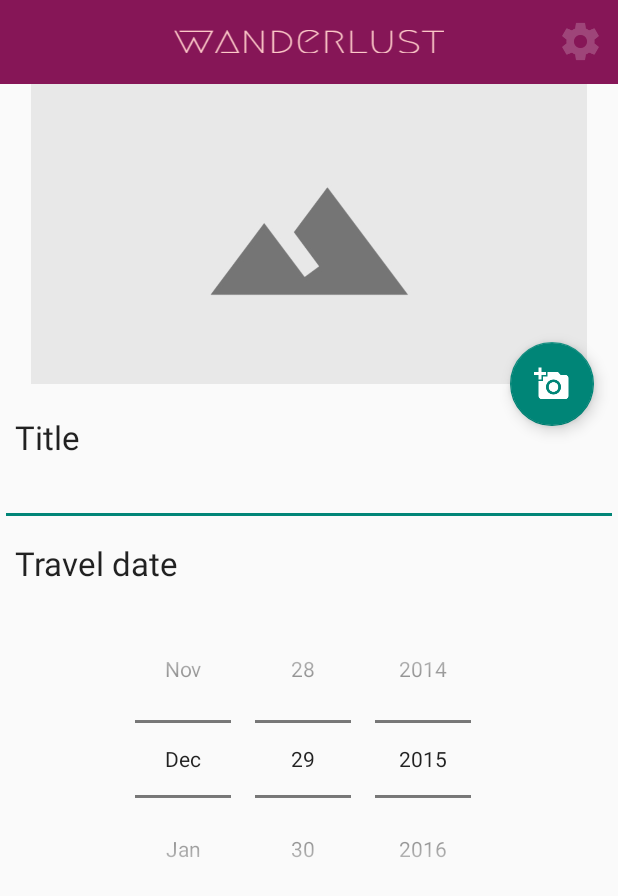
After one commit to gabriellathoren/Wanderlust, an Android app: the AddActivity screen opened directly, with no data from a screen before it, on a phone screen of 412 x 824 dp. The commit adds this screen. Shown: the top 896 px of the screen. Run offline under Robolectric (Android 15) with nearby library versions, the phone set to English and light mode, and no system bars.

Commit message:
new add-button and add-page

```diff
--- a/app/build.gradle
+++ b/app/build.gradle
@@ -25,4 +25,5 @@ dependencies {
     compile 'com.android.support:appcompat-v7:23.1.1'
     compile 'com.android.support:cardview-v7:23.1.+'
     compile 'com.android.support:recyclerview-v7:23.1.+'
+    compile 'com.android.support:design:23.1.1'
 }
--- /dev/null
+++ b/app/src/main/java/com/example/gabriella/wanderlust/AddActivity.java
@@ -0,0 +1,39 @@
+package com.example.gabriella.wanderlust;
+
+import android.os.Bundle;
+import android.support.v7.app.AppCompatActivity;
+import android.util.Log;
+
+/**
+ * This class handles the activity for adding travels.
+ */
+
+public class AddActivity extends AppCompatActivity {
+
+    /* Current user */
+    DBUser user;
+
+    /* Database Helper */
+    SQLiteHelper db = new SQLiteHelper(this);
+
+    /* For logging */
+    private final static String LOG_TAG = StartPage.class.getSimpleName();
+
+    @Override
+    protected void onCreate(Bundle savedInstanceState) {
+        super.onCreate(savedInstanceState);
+        Log.d(LOG_TAG, "Add Activity");
+        setContentView(R.layout.activity_add);
+    }
+
+
+    public void addWallpaperHandler() {
+
+    }
+
+    @Override
+    protected void onStart() {
+        super.onStart();
+    }
+
+}
--- a/app/src/main/java/com/example/gabriella/wanderlust/MainActivity.java
+++ b/app/src/main/java/com/example/gabriella/wanderlust/MainActivity.java
@@ -101,6 +101,7 @@ public class MainActivity extends AppCompatActivity  {
             }
         );
 
+        /* Close database */
         db.close();
     }
 
--- a/app/src/main/java/com/example/gabriella/wanderlust/SQLiteHelper.java
+++ b/app/src/main/java/com/example/gabriella/wanderlust/SQLiteHelper.java
@@ -13,11 +13,12 @@ import android.database.sqlite.SQLiteDatabase;
 import android.database.sqlite.SQLiteOpenHelper;
 import android.util.Log;
 
+import java.io.Serializable;
 import java.util.ArrayList;
 import java.util.List;
 
 
-public class SQLiteHelper extends SQLiteOpenHelper{
+public class SQLiteHelper extends SQLiteOpenHelper {
 
     /* Logcat tag */
     private static final String LOG = SQLiteHelper.class.getName();
@@ -61,18 +62,18 @@ public class SQLiteHelper extends SQLiteOpenHelper{
 
 
     /* Table create statements */
-    private static final String CREATE_TABLE_USER = "create table " + TABLE_USER + "("
+    private static final String CREATE_TABLE_USER = "create table if not exists" + TABLE_USER + "("
             + KEY_USER_ID         + " INTEGER PRIMARY KEY AUTOINCREMENT, "
             + KEY_USER_USERNAME   + " TEXT NOT NULL UNIQUE, "
             + KEY_USER_PASSWORD   + " TEXT NOT NULL, "
             + KEY_USER_FIRST_NAME + " TEXT, "
             + KEY_USER_LAST_NAME  + " TEXT)";
 
-    private static final String CREATE_TABLE_COUNTRY = "create table " + TABLE_COUNTRY + "("
+    private static final String CREATE_TABLE_COUNTRY = "create table  if not exists " + TABLE_COUNTRY + "("
             + KEY_COUNTRY_NAME      + " TEXT PRIMARY KEY, "
             + KEY_COUNTRY_CONTINENT + " TEXT)";
 
-    private static final String CREATE_TABLE_TRAVEL = "create table " + TABLE_TRAVEL + "("
+    private static final String CREATE_TABLE_TRAVEL = "create table  if not exists " + TABLE_TRAVEL + "("
             + KEY_TRAVEL_ID        + " INTEGER PRIMARY KEY AUTOINCREMENT, "
             + KEY_TRAVEL_TITLE     + " TEXT, "
             + KEY_TRAVEL_YEAR      + " INTEGER NOT NULL, "
@@ -80,21 +81,21 @@ public class SQLiteHelper extends SQLiteOpenHelper{
             + KEY_TRAVEL_DAY       + " INTEGER NOT NULL, "
             + KEY_TRAVEL_WALLPAPER + " INTEGER)";
 
-    private static final String CREATE_TABLE_USER_TRAVEL = "create table " + TABLE_USER_TRAVEL + "("
+    private static final String CREATE_TABLE_USER_TRAVEL = "create table  if not exists " + TABLE_USER_TRAVEL + "("
             + KEY_USER_ID   + " INTEGER UNIQUE, "
             + KEY_TRAVEL_ID + " INTEGER UNIQUE, "
             + "PRIMARY KEY (" + KEY_USER_ID   + "," + KEY_TRAVEL_ID + ") "
             + "FOREIGN KEY (" + KEY_USER_ID   + ") REFERENCES " + TABLE_USER + "(" + KEY_USER_ID + "), "
             + "FOREIGN KEY (" + KEY_TRAVEL_ID + ") REFERENCES " + TABLE_TRAVEL + "(" + KEY_TRAVEL_ID + "))";
 
-    private static final String CREATE_TABLE_TRAVEL_COUNTRY = "create table " + TABLE_TRAVEL_COUNTRY + "("
+    private static final String CREATE_TABLE_TRAVEL_COUNTRY = "create table  if not exists " + TABLE_TRAVEL_COUNTRY + "("
             + KEY_COUNTRY_NAME + " TEXT UNIQUE, "
             + KEY_TRAVEL_ID    + " INTEGER UNIQUE, "
             + "PRIMARY KEY ("  + KEY_COUNTRY_NAME + "," + KEY_TRAVEL_ID + ") "
             + "FOREIGN KEY ("  + KEY_COUNTRY_NAME + ") REFERENCES " + TABLE_COUNTRY + "(" + KEY_COUNTRY_NAME + "), "
             + "FOREIGN KEY ("  + KEY_TRAVEL_ID + ") REFERENCES " + TABLE_TRAVEL + "(" + KEY_TRAVEL_ID + "))";
 
-    private static final String CREATE_TABLE_BUCKET_LIST = "create table " + TABLE_BUCKET_LIST + "("
+    private static final String CREATE_TABLE_BUCKET_LIST = "create table  if not exists " + TABLE_BUCKET_LIST + "("
             + KEY_LIST_ID   + " INTEGER PRIMARY KEY, "
             + KEY_TRAVEL_ID + " INTEGER, "
             + KEY_ITEM      + " TEXT, "
@@ -432,8 +433,7 @@ public class SQLiteHelper extends SQLiteOpenHelper{
         SQLiteDatabase db = this.getReadableDatabase();
         List<DBTravel> travels = new ArrayList<>();
 
-        String selectQuery = ("SELECT * FROM " + TABLE_TRAVEL + "," + TABLE_USER + ","
-                           +  TABLE_TRAVEL_COUNTRY     + "," + TABLE_TRAVEL_COUNTRY  + "," +  TABLE_USER_TRAVEL    + " "
+        String selectQuery = ("SELECT * FROM " + TABLE_TRAVEL + "," + TABLE_USER + ","  + TABLE_COUNTRY        + "," + TABLE_TRAVEL_COUNTRY  + "," +  TABLE_USER_TRAVEL + " "
                            +  "WHERE " + TABLE_USER    + "." + KEY_USER_ID      + " = " + TABLE_USER_TRAVEL    + "." + KEY_USER_ID      + " "
                            +  "AND "   + TABLE_TRAVEL  + "." + KEY_TRAVEL_ID    + " = " + TABLE_USER_TRAVEL    + "." + KEY_TRAVEL_ID    + " "
                            +  "AND "   + TABLE_COUNTRY + "." + KEY_COUNTRY_NAME + " = " + TABLE_TRAVEL_COUNTRY + "." + KEY_COUNTRY_NAME + " "
--- /dev/null
+++ b/app/src/main/res/layout/activity_add.xml
@@ -0,0 +1,109 @@
+<?xml version="1.0" encoding="utf-8"?>
+
+<RelativeLayout xmlns:android="http://schemas.android.com/apk/res/android"
+    xmlns:tools="http://schemas.android.com/tools"
+    xmlns:app="http://schemas.android.com/apk/res-auto"
+    android:orientation="vertical"
+    android:layout_width="match_parent"
+    android:layout_height="match_parent"
+    tools:context=".AddActivity"
+    android:id="@+id/addActivity">
+
+    <!-- Includes the toolbar in the activity -->
+    <include
+        android:id="@+id/tool_bar"
+        layout="@layout/tool_bar">
+    </include>
+
+    <RelativeLayout
+        android:layout_width="wrap_content"
+        android:layout_height="250dp"
+        android:layout_centerHorizontal="true"
+        android:layout_below="@+id/tool_bar"
+        android:id="@+id/relativeLayout">
+
+        <android.support.design.widget.CoordinatorLayout
+            android:id="@+id/main_content"
+            xmlns:android="http://schemas.android.com/apk/res/android"
+            xmlns:app="http://schemas.android.com/apk/res-auto"
+            android:layout_width="fill_parent"
+            android:layout_height="fill_parent">
+
+            <ImageView
+                android:layout_width="wrap_content"
+                android:layout_height="200dp"
+                android:id="@+id/backgroundSetter"
+                android:src="@drawable/image"
+                android:layout_alignParentTop="true"
+                android:layout_alignParentStart="true" />
+
+            <android.support.design.widget.FloatingActionButton
+                android:id="@+id/fab"
+                android:layout_width="wrap_content"
+                android:layout_height="wrap_content"
+                android:layout_below="@+id/backgroundSetter"
+                android:clickable="true"
+                android:src="@drawable/ic_add_a_photo_white_36dp"
+                app:layout_anchor="@id/backgroundSetter"
+                app:layout_anchorGravity="bottom|right|end"
+                android:layout_marginLeft="16dp"
+                android:layout_marginRight="16dp"
+                android:layout_alignBottom="@+id/backgroundSetter"
+                android:layout_alignParentEnd="true"
+                android:onClick="addWallpaperHandler"/>
+
+        </android.support.design.widget.CoordinatorLayout>
+
+        <TextView
+            android:layout_width="wrap_content"
+            android:layout_height="wrap_content"
+            android:textAppearance="?android:attr/textAppearanceLarge"
+            android:text="Title"
+            android:id="@+id/textView2"
+            android:layout_alignParentBottom="true"
+            android:layout_alignParentStart="true"
+            android:paddingLeft="10dp"
+            android:paddingRight="10dp"/>
+
+    </RelativeLayout>
+
+    <RelativeLayout
+        android:layout_width="match_parent"
+        android:layout_height="match_parent"
+        android:layout_alignParentBottom="true"
+        android:layout_alignParentEnd="true"
+        android:layout_below="@+id/relativeLayout">
+
+        <EditText
+            android:layout_width="wrap_content"
+            android:layout_height="wrap_content"
+            android:id="@+id/editText2"
+            android:layout_below="@+id/textView2"
+            android:layout_alignParentStart="true"
+            android:layout_alignParentEnd="true"
+            android:padding="10dp"/>
+
+        <TextView
+            android:layout_width="wrap_content"
+            android:layout_height="wrap_content"
+            android:textAppearance="?android:attr/textAppearanceLarge"
+            android:text="Travel date"
+            android:id="@+id/textView3"
+            android:layout_below="@+id/editText2"
+            android:layout_alignParentStart="true"
+            android:padding="10dp"/>
+
+        <DatePicker
+            android:layout_width="wrap_content"
+            android:layout_height="wrap_content"
+            android:id="@+id/datePicker"
+            android:layout_alignParentBottom="true"
+            android:layout_alignParentStart="true"
+            android:layout_below="@+id/textView3"
+            android:layout_alignParentEnd="true"
+            android:datePickerMode="spinner"
+            android:calendarViewShown="false" />
+
+    </RelativeLayout>
+
+</RelativeLayout>
```
Also changed, not shown: app/src/main/AndroidManifest.xml (+8 -0 lines), app/src/main/java/com/example/gabriella/wanderlust/ScrollAwareFABBehavior.java (added, +23 -0 lines), app/src/main/java/com/example/gabriella/wanderlust/StartPage.java (+12 -13 lines), app/src/main/res/layout/activity_start.xml (+27 -6 lines), app/src/main/res/drawable-hdpi/ic_add_white_36dp.png (added), app/src/main/res/drawable-mdpi/ic_settings_white_24dp.png (renamed from app/src/main/res/drawable/ic_settings_white_24dp.png), app/src/main/res/drawable-xxhdpi/ic_add_white_36dp.png (added), app/src/main/res/drawable-xxxhdpi/ic_add_white_36dp.png (added), app/src/main/res/drawable/ic_add_a_photo_white_36dp.png (added), app/src/main/res/drawable/ic_add_white_36dp.png (added), app/src/main/res/drawable/image.jpg (added), 1 other file.
